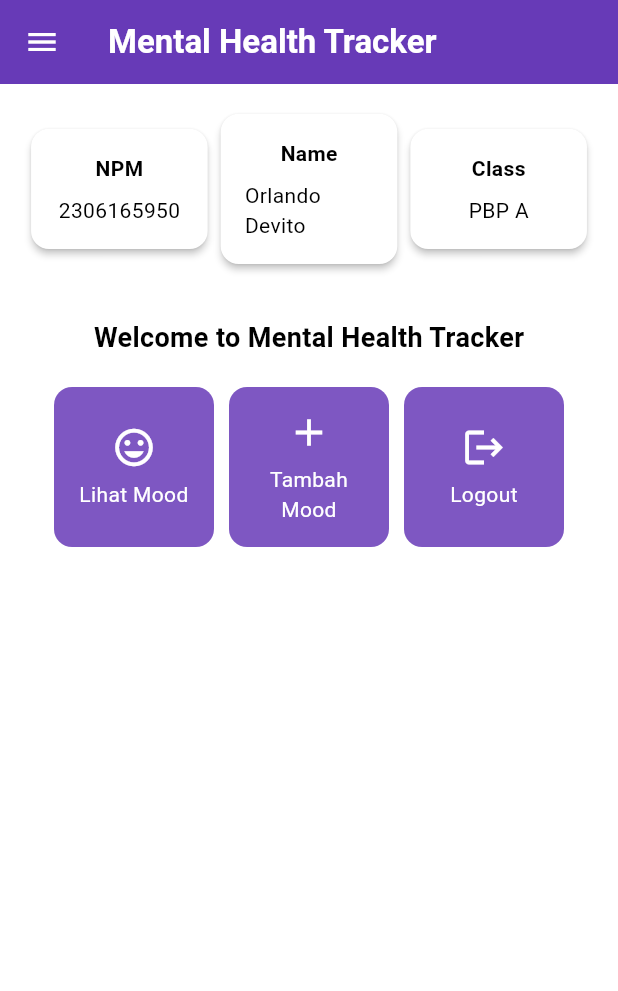
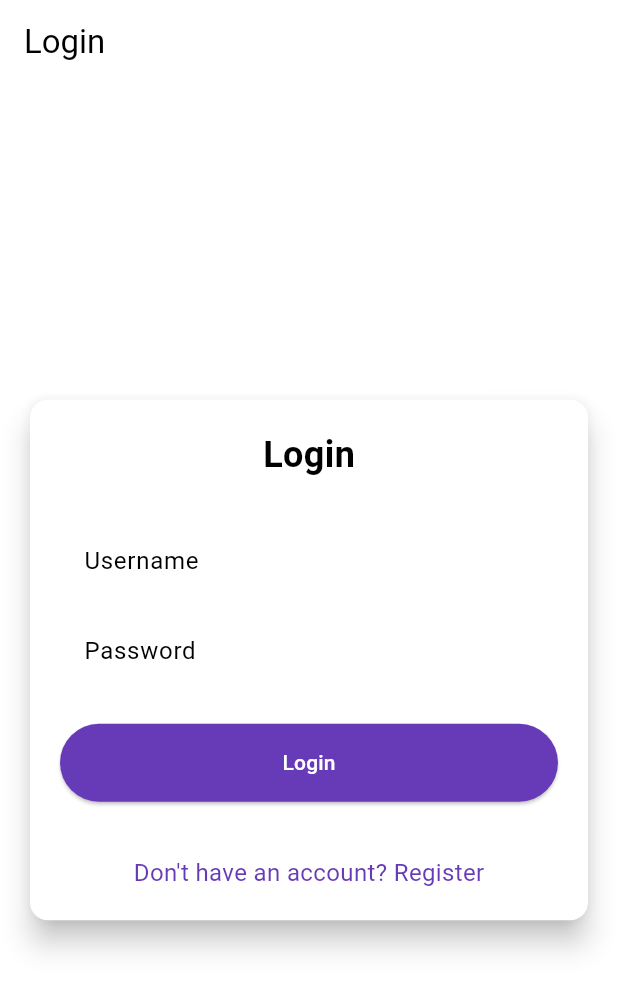
Before and after one commit to ThatTryHard/mental-health-tracker-mobile, a Flutter app: the screen it shows after launch, on a phone screen of 412 x 824 dp. Shown: the top 991 px of the screen. Run offline on Flutter 3.47's test engine with Material 3 defaults, Android fonts, the phone set to English and light mode, and no system bars; missing offline and left inert: pbp_django_auth.

Commit message:
Finished Tutorial 8

```diff
--- a/lib/main.dart
+++ b/lib/main.dart
@@ -1,5 +1,7 @@
 import 'package:flutter/material.dart';
-import 'package:mental_health_tracker/screens/menu.dart';
+import 'package:mental_health_tracker/screens/login.dart';
+import 'package:pbp_django_auth/pbp_django_auth.dart';
+import 'package:provider/provider.dart';
 
 void main() {
   runApp(const MyApp());
@@ -8,31 +10,22 @@ void main() {
 class MyApp extends StatelessWidget {
   const MyApp({super.key});
 
-  // This widget is the root of your application.
   @override
   Widget build(BuildContext context) {
-    return MaterialApp(
-      title: 'Flutter Demo',
-      theme: ThemeData(
-        // This is the theme of your application.
-        //
-        // TRY THIS: Try running your application with "flutter run". You'll see
-        // the application has a purple toolbar. Then, without quitting the app,
-        // try changing the seedColor in the colorScheme below to Colors.green
-        // and then invoke "hot reload" (save your changes or press the "hot
-        // reload" button in a Flutter-supported IDE, or press "r" if you used
-        // the command line to start the app).
-        //
-        // Notice that the counter didn't reset back to zero; the application
-        // state is not lost during the reload. To reset the state, use hot
-        // restart instead.
-        //
-        // This works for code too, not just values: Most code changes can be
-        // tested with just a hot reload.
-        colorScheme: ColorScheme.fromSwatch(primarySwatch: Colors.deepPurple)
-            .copyWith(secondary: Colors.deepPurple[400]),
-      ),
-      home: MyHomePage(),
+    return Provider(
+      create: (_) {
+        CookieRequest request = CookieRequest();
+        return request;
+      },
+      child: MaterialApp(
+          title: 'Mental Health Tracker',
+          theme: ThemeData(
+            useMaterial3: true,
+            colorScheme: ColorScheme.fromSwatch(
+              primarySwatch: Colors.deepPurple,
+            ).copyWith(secondary: Colors.deepPurple[400]),
+          ),
+          home: LoginPage()),
     );
   }
 }
--- /dev/null
+++ b/lib/screens/login.dart
@@ -0,0 +1,176 @@
+import 'package:flutter/material.dart';
+import 'package:mental_health_tracker/screens/menu.dart';
+import 'package:mental_health_tracker/screens/register.dart';
+import 'package:pbp_django_auth/pbp_django_auth.dart';
+import 'package:provider/provider.dart';
+
+void main() {
+  runApp(const LoginApp());
+}
+
+class LoginApp extends StatelessWidget {
+  const LoginApp({super.key});
+
+  @override
+  Widget build(BuildContext context) {
+    return MaterialApp(
+      title: 'Login',
+      theme: ThemeData(
+        useMaterial3: true,
+        colorScheme: ColorScheme.fromSwatch(
+          primarySwatch: Colors.deepPurple,
+        ).copyWith(secondary: Colors.deepPurple[400]),
+      ),
+      home: const LoginPage(),
+    );
+  }
+}
+
+class LoginPage extends StatefulWidget {
+  const LoginPage({super.key});
+
+  @override
+  State<LoginPage> createState() => _LoginPageState();
+}
+
+class _LoginPageState extends State<LoginPage> {
+  final TextEditingController _usernameController = TextEditingController();
+  final TextEditingController _passwordController = TextEditingController();
+
+  @override
+  Widget build(BuildContext context) {
+    final request = context.watch<CookieRequest>();
+
+    return Scaffold(
+      appBar: AppBar(
+        title: const Text('Login'),
+      ),
+      body: Center(
+        child: SingleChildScrollView(
+          padding: const EdgeInsets.all(16.0),
+          child: Card(
+            elevation: 8,
+            shape: RoundedRectangleBorder(
+              borderRadius: BorderRadius.circular(12.0),
+            ),
+            child: Padding(
+              padding: const EdgeInsets.all(20.0),
+              child: Column(
+                mainAxisSize: MainAxisSize.min,
+                children: [
+                  const Text(
+                    'Login',
+                    style: TextStyle(
+                      fontSize: 24.0,
+                      fontWeight: FontWeight.bold,
+                    ),
+                  ),
+                  const SizedBox(height: 30.0),
+                  TextField(
+                    controller: _usernameController,
+                    decoration: const InputDecoration(
+                      labelText: 'Username',
+                      hintText: 'Enter your username',
+                      border: OutlineInputBorder(
+                        borderRadius: BorderRadius.all(Radius.circular(12.0)),
+                      ),
+                      contentPadding:
+                          EdgeInsets.symmetric(horizontal: 12.0, vertical: 8.0),
+                    ),
+                  ),
+                  const SizedBox(height: 12.0),
+                  TextField(
+                    controller: _passwordController,
+                    decoration: const InputDecoration(
+                      labelText: 'Password',
+                      hintText: 'Enter your password',
+                      border: OutlineInputBorder(
+                        borderRadius: BorderRadius.all(Radius.circular(12.0)),
+                      ),
+                      contentPadding:
+                          EdgeInsets.symmetric(horizontal: 12.0, vertical: 8.0),
+                    ),
+                    obscureText: true,
+                  ),
+                  const SizedBox(height: 24.0),
+                  ElevatedButton(
+                    onPressed: () async {
+                      String username = _usernameController.text;
+                      String password = _passwordController.text;
+                      final response = await request
+                          .login("http://127.0.0.1:8000/authetication/login/", {
+                        'username': username,
+                        'password': password,
+                      });
+
+                      if (request.loggedIn) {
+                        String message = response['message'];
+                        String uname = response['username'];
+                        if (context.mounted) {
+                          Navigator.pushReplacement(
+                            context,
+                            MaterialPageRoute(
+                                builder: (context) => MyHomePage()),
+                          );
+                          ScaffoldMessenger.of(context)
+                            ..hideCurrentSnackBar()
+                            ..showSnackBar(
+                              SnackBar(
+                                  content:
+                                      Text("$message Selamat datang, $uname.")),
+                            );
+                        }
+                      } else {
+                        if (context.mounted) {
+                          showDialog(
+                            context: context,
+                            builder: (context) => AlertDialog(
+                              title: const Text('Login Gagal'),
+                              content: Text(response['message']),
+                              actions: [
+                                TextButton(
+                                  child: const Text('OK'),
+                                  onPressed: () {
+                                    Navigator.pop(context);
+                                  },
+                                ),
+                              ],
+                            ),
+                          );
+                        }
+                      }
+                    },
+                    style: ElevatedButton.styleFrom(
+                      foregroundColor: Colors.white,
+                      minimumSize: const Size(double.infinity, 50),
+                      backgroundColor: Theme.of(context).colorScheme.primary,
+                      padding: const EdgeInsets.symmetric(vertical: 16.0),
+                    ),
+                    child: const Text('Login'),
+                  ),
+                  const SizedBox(height: 36.0),
+                  GestureDetector(
+                    onTap: () {
+                      Navigator.push(
+                        context,
+                        MaterialPageRoute(
+                            builder: (context) => const RegisterPage()),
+                      );
+                    },
+                    child: Text(
+                      'Don\'t have an account? Register',
+                      style: TextStyle(
+                        color: Theme.of(context).colorScheme.primary,
+                        fontSize: 16.0,
+                      ),
+                    ),
+                  ),
+                ],
+              ),
+            ),
+          ),
+        ),
+      ),
+    );
+  }
+}
--- a/pubspec.yaml
+++ b/pubspec.yaml
@@ -35,6 +35,9 @@ dependencies:
   # The following adds the Cupertino Icons font to your application.
   # Use with the CupertinoIcons class for iOS style icons.
   cupertino_icons: ^1.0.8
+  provider: ^6.1.2
+  pbp_django_auth: ^0.4.0
+  http: ^1.2.2
 
 dev_dependencies:
   flutter_test:
```
Also changed, not shown: lib/models/mood_entry.dart (added, +68 -0 lines), lib/screens/list_moodentry.dart (added, +89 -0 lines), lib/screens/moodentry_form.dart (+34 -34 lines), lib/screens/register.dart (added, +162 -0 lines), lib/widgets/left_drawer.dart (+12 -5 lines), lib/widgets/mood_card.dart (+36 -2 lines), pubspec.lock, 2 other files.
